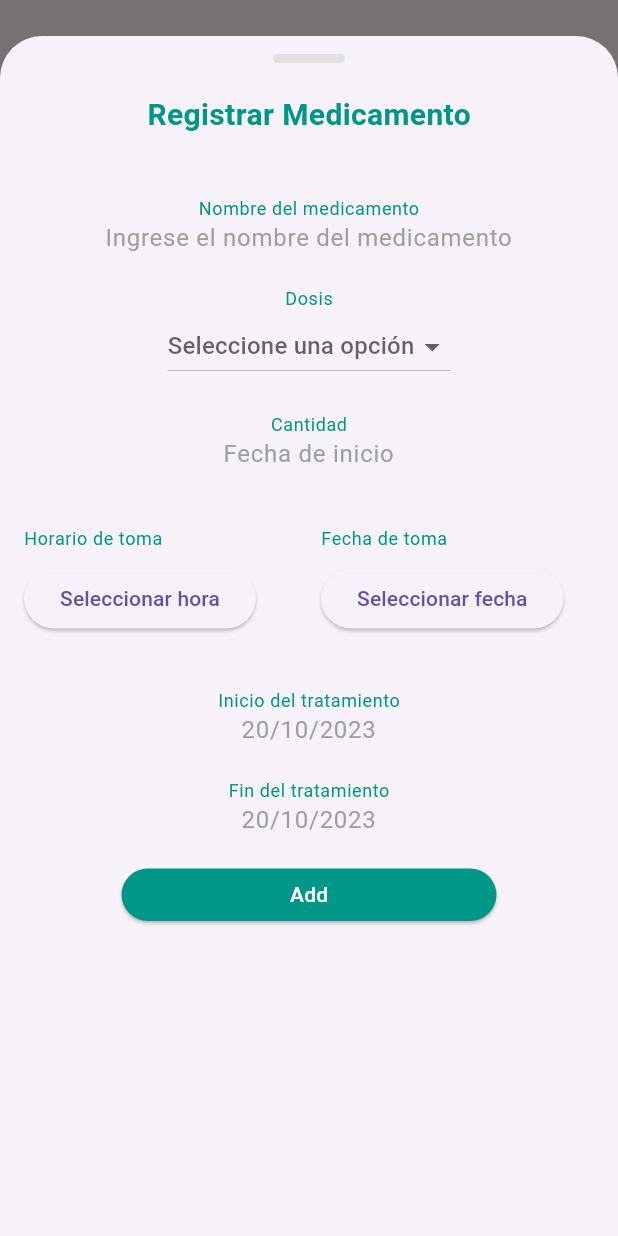
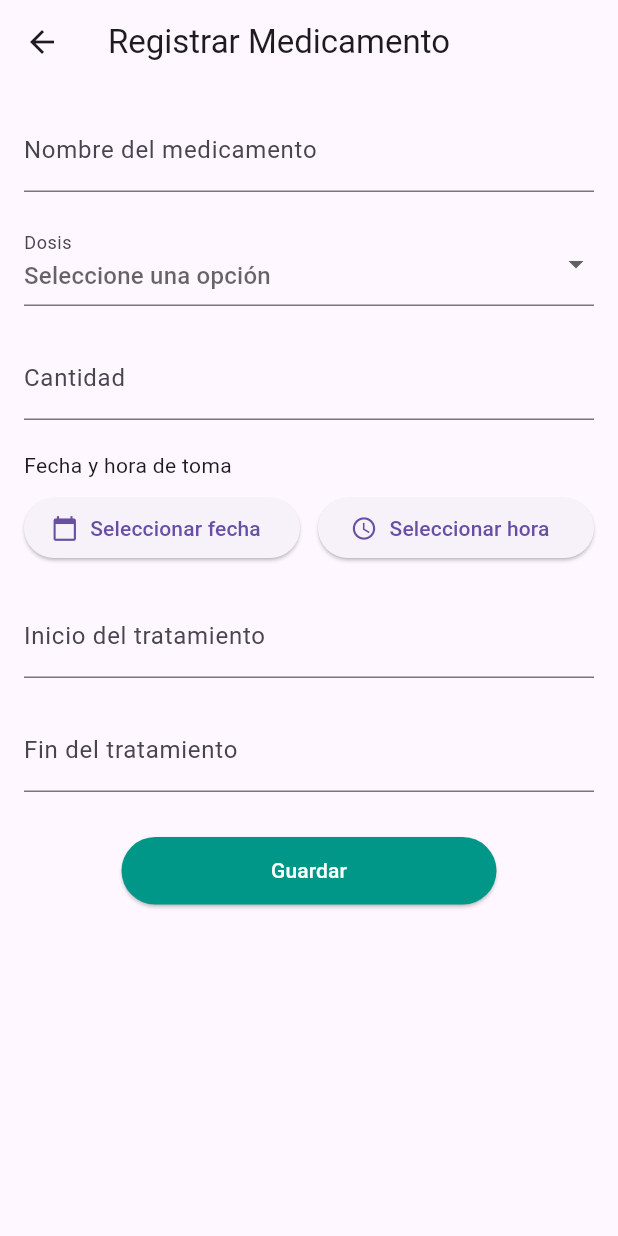
Before and after one commit to RichardTali/med_notifications, a Flutter app: the MedicamentoScreen screen opened directly, after a tap on the "add" icon, on a phone screen of 412 x 824 dp. Run offline on Flutter 3.47's test engine with Material 3 defaults, Android fonts, the phone set to English and light mode, and no system bars; our stand-ins replace sqflite; accounts and stored records are empty.

Commit message:
Metodo para guardar en base de datos

```diff
--- /dev/null
+++ b/lib/db/db_helper.dart
@@ -0,0 +1,48 @@
+import 'package:med_notifications/models/medicamento.dart';
+import 'package:sqflite/sqflite.dart';
+import 'package:path/path.dart';
+
+class DBHelper{
+  static Future<Database> _openDB() async {
+    return openDatabase(
+      join(await getDatabasesPath(), 'medicamentos.db'),
+      onCreate: (db,version){
+        return db.execute('''
+          CREATE TABLE medicamentos(
+            id INTEGER PRIMARY KEY AUTOINCREMENT,
+            nombre TEXT,
+            dosis TEXT,
+            cantidad TEXT,
+            inicio TEXT,
+            fin TEXT,
+            fechaToma TEXT,
+            horaToma TEXT
+          )
+        ''');
+      },
+      version: 1,
+    );
+  }
+
+   static Future<void> insertMedicamento(Medicamento med) async {
+    final db = await _openDB();
+    await db.insert('medicamentos', med.toMap(), conflictAlgorithm: ConflictAlgorithm.replace);
+  }
+
+  static Future<List<Medicamento>> getMedicamentos() async {
+    final db = await _openDB();
+    final List<Map<String, dynamic>> maps = await db.query('medicamentos');
+    return List.generate(maps.length, (i) {
+      return Medicamento(
+        id: maps[i]['id'],
+        nombre: maps[i]['nombre'],
+        dosis: maps[i]['dosis'],
+        cantidad: maps[i]['cantidad'],
+        inicio: maps[i]['inicio'],
+        fin: maps[i]['fin'],
+        fechaToma: maps[i]['fechaToma'],
+        horaToma: maps[i]['horaToma'],
+      );
+    });
+  }
+}
--- /dev/null
+++ b/lib/models/medicamento.dart
@@ -0,0 +1,48 @@
+class Medicamento {
+  final int? id;
+  final String nombre;
+  final String dosis;
+  final String cantidad;
+  final String inicio;
+
+  final String fin;
+  final String fechaToma;
+  final String horaToma;
+
+  Medicamento({
+    this.id,
+    required this.nombre,
+    required this.dosis,
+    required this.cantidad,
+    required this.inicio,
+    required this.fin,
+    required this.fechaToma,
+    required this.horaToma,
+  });
+
+  Map<String, dynamic> toMap() {
+    return {
+      'id': id,
+      'nombre': nombre,
+      'dosis': dosis,
+      'cantidad': cantidad,
+      'inicio': inicio,
+      'fin': fin,
+      'fechaToma': fechaToma,
+      'horaToma': horaToma,
+    };
+  }
+
+  factory Medicamento.fromMap(Map<String, dynamic> map) {
+    return Medicamento(
+      id: map['id'],
+      nombre: map['nombre'],
+      dosis: map['dosis'],
+      cantidad: map['cantidad'],
+      inicio: map['inicio'],
+      fin: map['fin'],
+      fechaToma: map['fechaToma'],
+      horaToma: map['horaToma'],
+    );
+  }
+}
--- a/lib/screens/form_medicamento.dart
+++ b/lib/screens/form_medicamento.dart
@@ -1,16 +1,25 @@
 import 'package:flutter/material.dart';
+import 'package:med_notifications/db/db_helper.dart';
+import 'package:med_notifications/models/medicamento.dart';
+import 'package:med_notifications/screens/medicamento_screen.dart';
 
-class formularioMedicamento extends StatefulWidget {
-  const formularioMedicamento({super.key});
+
+class FormularioMedicamento extends StatefulWidget {
+  const FormularioMedicamento({super.key});
 
   @override
-  State<formularioMedicamento> createState() => _formularioMedicamentoState();
+  State<FormularioMedicamento> createState() => _FormularioMedicamentoState();
 }
 
-class _formularioMedicamentoState extends State<formularioMedicamento> {
+class _FormularioMedicamentoState extends State<FormularioMedicamento> {
   String? _selectedValue;
   TimeOfDay? _selectedTime;
   DateTime? _selectedDate;
+
+  final TextEditingController _nombreController = TextEditingController();
+  final TextEditingController _cantidadController = TextEditingController();
+  final TextEditingController _inicioController = TextEditingController();
+  final TextEditingController _finController = TextEditingController();
 
   void _updateDateTime(DateTime date, TimeOfDay time) {
     setState(() {
@@ -19,86 +28,65 @@ class _formularioMedicamentoState extends State<formularioMedicamento> {
     });
   }
 
-  void _sheduleNotification() {
+  @override
+  void dispose() {
+    _nombreController.dispose();
+    _cantidadController.dispose();
+    _inicioController.dispose();
+    _finController.dispose();
+    super.dispose();
+  }
+
+  Future<void> _guardarMedicamento() async {
+    final medicamento = Medicamento(
+      nombre: _nombreController.text,
+      dosis: _selectedValue ?? 'Sin dosis',
+      cantidad: _cantidadController.text,
+      inicio: _inicioController.text,
+      fin: _finController.text,
+      fechaToma: _selectedDate != null
+          ? '${_selectedDate!.day}/${_selectedDate!.month}/${_selectedDate!.year}'
+          : 'No definida',
+      horaToma: _selectedTime != null ? _selectedTime!.format(context) : 'No definida',
+    );
+
+    await DBHelper.insertMedicamento(medicamento);
+
     ScaffoldMessenger.of(context).showSnackBar(
-      SnackBar(
-        content: Text(
-          'Simulación: Programado para ${_selectedDate?.day}/${_selectedDate?.month}/${_selectedDate?.year} a las ${_selectedTime?.format(context)}',
-        ),
-      ),
+      const SnackBar(content: Text('Medicamento guardado Correctamente')),
+    );
+
+    Navigator.pushReplacement(
+    context,
+    MaterialPageRoute(builder: (context) => MedicamentoScreen()),
   );
   }
 
   @override
   Widget build(BuildContext context) {
-    final TextTheme = Theme.of(context).textTheme;
-    return SingleChildScrollView(
-      child: SizedBox(
-        height: 800,
-        width: double.infinity,
+    return Scaffold(
+      appBar: AppBar(title: const Text('Registrar Medicamento')),
+      body: SingleChildScrollView(
+        padding: const EdgeInsets.all(16),
         child: Column(
           children: [
-            Container(
-              height: 6,
-              width: 48,
-              margin: const EdgeInsets.only(top: 12),
-              decoration: BoxDecoration(
-                color: Colors.grey.shade300,
-                borderRadius: BorderRadius.circular(3),
-              ),
-            ),
-            const Padding(
-              padding: EdgeInsets.all(20),
-              child: Text(
-                'Registrar Medicamento',
-                style: TextStyle(
-                  fontSize: 20,
-                  color: Colors.teal,
-                  fontWeight: FontWeight.bold,
-                ),
+            TextField(
+              controller: _nombreController,
+              textAlign: TextAlign.center,
+              decoration: const InputDecoration(
+                labelText: 'Nombre del medicamento',
               ),
             ),
             const SizedBox(height: 20),
-            Text(
-              'Nombre del medicamento',
-              style: Theme.of(
-                context,
-              ).textTheme.bodySmall!.copyWith(color: Colors.teal),
-            ),
-            const TextField(
-              textAlign: TextAlign.center,
-              decoration: InputDecoration.collapsed(
-                hintText: 'Ingrese el nombre del medicamento',
-                hintStyle: TextStyle(color: Colors.grey),
-              ),
-            ),
-            const SizedBox(height: 20),
-            Text(
-              'Dosis',
-              style: Theme.of(
-                context,
-              ).textTheme.bodySmall!.copyWith(color: Colors.teal),
-            ),
-            DropdownButton<String>(
+            DropdownButtonFormField<String>(
               value: _selectedValue,
+              decoration: const InputDecoration(labelText: 'Dosis'),
               hint: const Text("Seleccione una opción"),
-              items:
-                  [
-                    'Tableta',
-                    'Capsula',
-                    'Unidad',
-                    'Pastillas',
-                    'Mililitros',
-                    'Miligramos',
-                    'Inyección',
-                    'Gotas',
-                    'Cucharada',
-                    'Cucharaditas',
+              items: [
+                'Tableta', 'Capsula', 'Unidad', 'Pastillas', 'Mililitros',
+                'Miligramos', 'Inyección', 'Gotas', 'Cucharada', 'Cucharaditas',
               ].map((String value) {
-                    return DropdownMenuItem<String>(
-                      value: value,
-                      child: Text(value),
-                    );
+                return DropdownMenuItem<String>(value: value, child: Text(value));
               }).toList(),
               onChanged: (String? newValue) {
                 setState(() {
@@ -107,70 +95,38 @@ class _formularioMedicamentoState extends State<formularioMedicamento> {
               },
             ),
             const SizedBox(height: 20),
-            Text(
-              'Cantidad',
-              style: Theme.of(
-                context,
-              ).textTheme.bodySmall!.copyWith(color: Colors.teal),
-            ),
-            const TextField(
+            TextField(
+              controller: _cantidadController,
               textAlign: TextAlign.center,
               keyboardType: TextInputType.number,
-              decoration: InputDecoration.collapsed(
-                hintText: 'Fecha de inicio',
-                hintStyle: TextStyle(color: Colors.grey),
-              ),
+              decoration: const InputDecoration(labelText: 'Cantidad'),
             ),
             const SizedBox(height: 20),
-            const SizedBox(height: 16),
             DateTimeSelector(
               selectedDate: _selectedDate,
               selectedTime: _selectedTime,
               onDateTimeChanged: _updateDateTime,
             ),
-            const SizedBox(height: 16),
-
             const SizedBox(height: 20),
-            Text(
-              'Inicio del tratamiento',
-              style: Theme.of(
-                context,
-              ).textTheme.bodySmall!.copyWith(color: Colors.teal),
+            TextField(
+              controller: _inicioController,
+              textAlign: TextAlign.center,
+              decoration: const InputDecoration(labelText: 'Inicio del tratamiento'),
             ),
-            const TextField(
+            const SizedBox(height: 20),
+            TextField(
+              controller: _finController,
               textAlign: TextAlign.center,
-              decoration: InputDecoration.collapsed(
-                hintText: '20/10/2023',
-                hintStyle: TextStyle(color: Colors.grey),
+              decoration: const InputDecoration(labelText: 'Fin del tratamiento'),
             ),
-            ),
-
-            const SizedBox(height: 20),
-            Text(
-              'Fin del tratamiento',
-              style: Theme.of(
-                context,
-              ).textTheme.bodySmall!.copyWith(color: Colors.teal),
-            ),
-            const TextField(
-              textAlign: TextAlign.center,
-              decoration: InputDecoration.collapsed(
-                hintText: '20/10/2023',
-                hintStyle: TextStyle(color: Colors.grey),
-              ),
-            ),
-
-  const SizedBox(height: 20),
+            const SizedBox(height: 30),
             SizedBox(
-              height: 35,
+              height: 45,
               width: 250,
               child: ElevatedButton(
-                onPressed: () {
-                  // Aquí puedes poner tu lógica
-                  print("Medicamento agregado");
-                },
+                onPressed: _guardarMedicamento,
                 style: ElevatedButton.styleFrom(backgroundColor: Colors.teal),
-                child: const Text('Add', style: TextStyle(color: Colors.white)),
+                child: const Text('Guardar', style: TextStyle(color: Colors.white)),
               ),
             ),
           ],
@@ -217,57 +173,39 @@ class DateTimeSelector extends StatelessWidget {
 
   @override
   Widget build(BuildContext context) {
-    return Padding(
-      padding: const EdgeInsets.symmetric(horizontal: 16),
-      child: Row(
-        children: [
-          // HORA
-          Expanded(
-            child: Column(
+    return Column(
       crossAxisAlignment: CrossAxisAlignment.start,
       children: [
-                Text("Horario de toma", style: Theme.of(
-                context,
-              ).textTheme.bodySmall!.copyWith(color: Colors.teal),),
+        const Text("Fecha y hora de toma"),
         const SizedBox(height: 8),
-                ElevatedButton(
-                  onPressed: () => _selectTime(context),
-                  child: const Text("Seleccionar hora"),
-                ),
-                if (selectedTime != null)
-                  Padding(
-                    padding: const EdgeInsets.only(top: 4),
-                    child: Text(selectedTime!.format(context)),
-                  ),
-              ],
+        Row(
+          children: [
+            Expanded(
+              child: ElevatedButton.icon(
+                onPressed: () => _selectDate(context),
+                icon: const Icon(Icons.calendar_today),
+                label: Text(
+                  selectedDate != null
+                      ? '${selectedDate!.day}/${selectedDate!.month}/${selectedDate!.year}'
+                      : 'Seleccionar fecha',
                 ),
               ),
-          const SizedBox(width: 16),
-          // FECHA
+            ),
+            const SizedBox(width: 12),
             Expanded(
-            child: Column(
-              crossAxisAlignment: CrossAxisAlignment.start,
-              children: [
-                Text("Fecha de toma", style: Theme.of(
-                context,
-              ).textTheme.bodySmall!.copyWith(color: Colors.teal), ),
-                const SizedBox(height: 8),
-                ElevatedButton(
-                  onPressed: () => _selectDate(context),
-                  child: const Text("Seleccionar fecha"),
+              child: ElevatedButton.icon(
+                onPressed: () => _selectTime(context),
+                icon: const Icon(Icons.access_time),
+                label: Text(
+                  selectedTime != null
+                      ? selectedTime!.format(context)
+                      : 'Seleccionar hora',
                 ),
-                if (selectedDate != null)
-                  Padding(
-                    padding: const EdgeInsets.only(top: 4),
-                    child: Text(
-                      '${selectedDate!.day}/${selectedDate!.month}/${selectedDate!.year}',
               ),
             ),
           ],
         ),
-          ),
       ],
-      ),
     );
   }
 }
--- a/lib/screens/medicamento_screen.dart
+++ b/lib/screens/medicamento_screen.dart
@@ -1,5 +1,7 @@
 import 'package:flutter/material.dart';
 import 'package:med_notifications/screens/form_medicamento.dart';
+import 'package:med_notifications/models/medicamento.dart';
+import 'package:med_notifications/db/db_helper.dart';
 
 class MedicamentoScreen extends StatefulWidget {
   const MedicamentoScreen({super.key});
@@ -9,16 +11,40 @@ class MedicamentoScreen extends StatefulWidget {
 }
 
 class _MedicamentoScreenState extends State<MedicamentoScreen> {
+  List<Medicamento> _listaMedicamentos = [];
+
+  @override
+  void initState() {
+    super.initState();
+    _cargarMedicamentos();
+  }
+
+  Future<void> _cargarMedicamentos() async {
+    final datos = await DBHelper.getMedicamentos();
+    setState(() {
+      _listaMedicamentos = datos;
+    });
+  }
+
+  void _abrirFormulario() {
+    showModalBottomSheet(
+      context: context,
+      isScrollControlled: true,
+      builder: (context) => const FormularioMedicamento(),
+    ).then((_) {
+      // Recarga la lista al cerrar el formulario
+      _cargarMedicamentos();
+    });
+  }
+
   @override
   Widget build(BuildContext context) {
     return Scaffold(
-
       body: SizedBox(
-        height: 680,
         width: double.infinity,
         child: Column(
           children: [
-            SizedBox(height: 30),
+            const SizedBox(height: 30),
             const Padding(
               padding: EdgeInsets.all(20),
               child: Text(
@@ -30,21 +56,34 @@ class _MedicamentoScreenState extends State<MedicamentoScreen> {
                 ),
               ),
             ),
-            // Aquí podrías agregar una lista o más contenido
+            Expanded(
+              child: _listaMedicamentos.isEmpty
+                  ? const Center(child: Text('No hay medicamentos registrados'))
+                  : ListView.builder(
+                      itemCount: _listaMedicamentos.length,
+                      itemBuilder: (context, index) {
+                        final med = _listaMedicamentos[index];
+                        return Card(
+                          margin: const EdgeInsets.symmetric(horizontal: 12, vertical: 6),
+                          child: ListTile(
+                            title: Text(med.nombre),
+                            subtitle: Text(
+                              'Dosis: ${med.dosis} - Cantidad: ${med.cantidad}\n'
+                              'Inicio: ${med.inicio} / Fin: ${med.fin}\n'
+                              'Toma: ${med.fechaToma} a las ${med.horaToma}',
+                            ),
+                            isThreeLine: true,
+                          ),
+                        );
+                      },
+                    ),
+            ),
           ],
         ),
       ),
       floatingActionButton: FloatingActionButton(
         backgroundColor: Colors.teal,
-        onPressed: () {
-          showModalBottomSheet(
-            context: context,
-            isScrollControlled: true,
-            builder: (context) {
-              return const formularioMedicamento(); // Asegúrate de tener este widget
-            },
-          );
-        },
+        onPressed: _abrirFormulario,
         child: const Icon(Icons.add, color: Colors.white),
       ),
     );
--- a/pubspec.yaml
+++ b/pubspec.yaml
@@ -9,6 +9,8 @@ environment:
 dependencies:
   flutter:
     sdk: flutter
+  sqflite: ^2.3.2
+  path_provider: ^2.1.2
 
 dev_dependencies:
   flutter_test:
```
Also changed, not shown: lib/main.dart (line endings or trailing spaces), pubspec.lock, 1 other file. Lines whose indentation alone changed are shown as unchanged.
